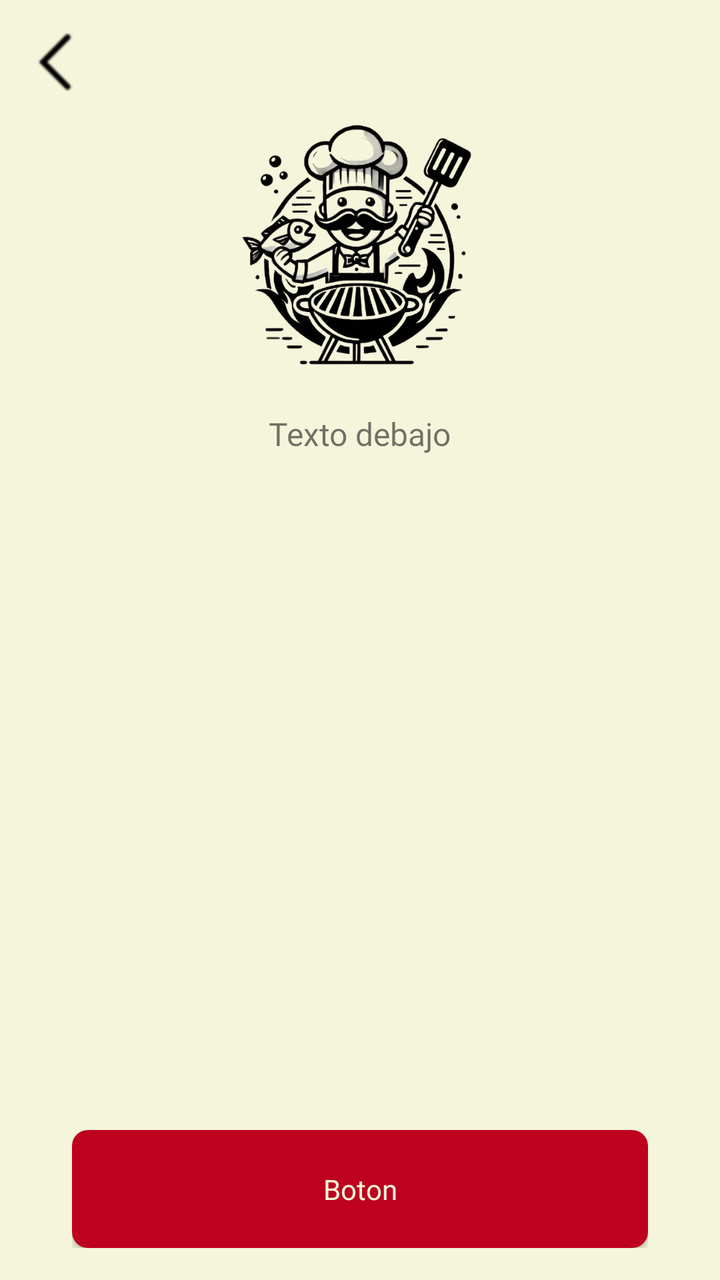
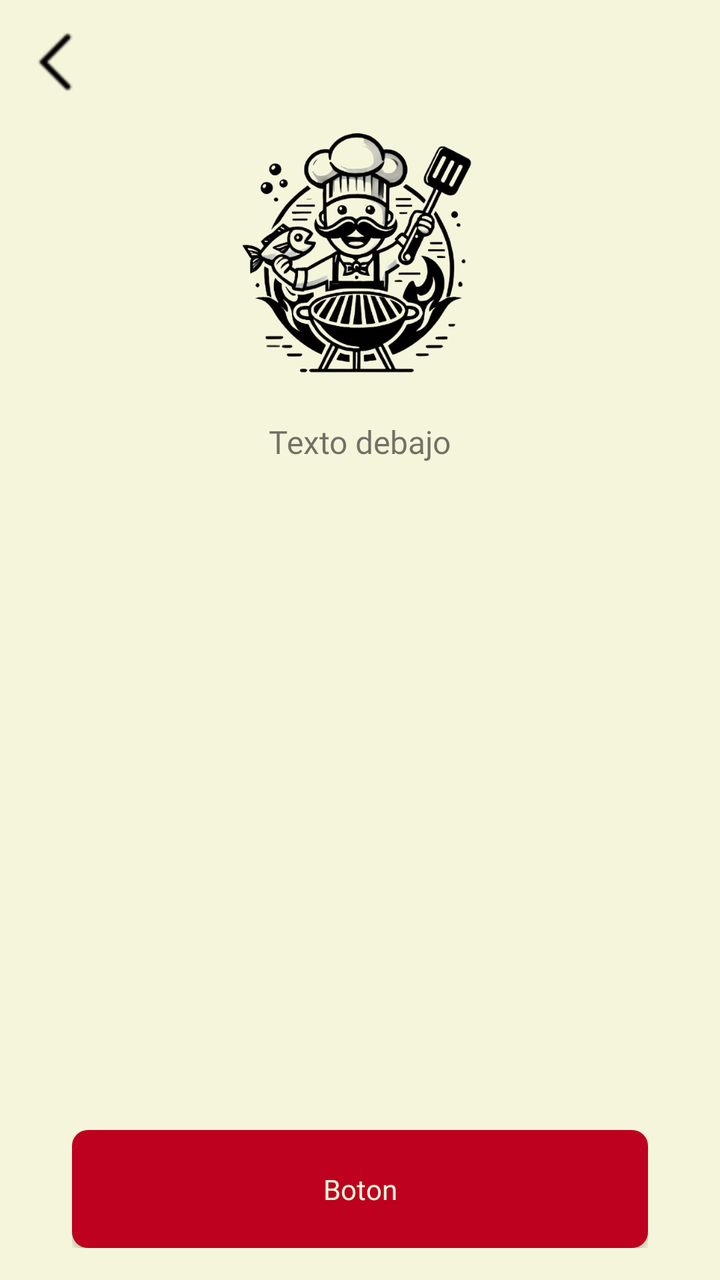

Compare the two renders of this Android layout. The source of the first and the diff that turns it into the second are given below.
<!-- AndroidManifest.xml: application theme Theme.Practica_04 -->
<!-- res/layout/activity_4_sala_espera.xml -->
<?xml version="1.0" encoding="utf-8"?>
<LinearLayout xmlns:android="http://schemas.android.com/apk/res/android"
    android:layout_width="match_parent"
    android:layout_height="match_parent"
    android:orientation="vertical"
    android:background="@color/beige_background"
    android:gravity="center_horizontal"
    android:padding="16dp">

    <LinearLayout
        android:layout_width="match_parent"
        android:layout_height="wrap_content"
        android:gravity="start"
        android:layout_marginBottom="8dp">

        <ImageButton
            android:id="@+id/btnBack"
            android:layout_width="wrap_content"
            android:layout_height="wrap_content"
            android:background="@android:color/transparent"
            android:src="@drawable/back_icon"/>
    </LinearLayout>


    <include
        android:id="@+id/textSala"
        layout="@layout/componente_imagen_logo">
    </include>

    <androidx.recyclerview.widget.RecyclerView
        android:id="@+id/recyclerMensajes"
        android:layout_width="match_parent"
        android:background="@color/beige_background"
        android:layout_height="0dp"
        android:layout_weight="1"
        android:paddingTop="16dp"
        android:orientation="horizontal"
        android:layout_marginVertical="20dp"
        android:layout_gravity="center"/>
    <include
        android:id="@+id/customButtonLayout"
        layout="@layout/componente_boton_perzonalizado"/>

</LinearLayout>
<!-- res/layout/componente_imagen_logo.xml (included above) -->
<?xml version="1.0" encoding="utf-8"?>
<LinearLayout xmlns:android="http://schemas.android.com/apk/res/android"
    android:layout_width="wrap_content"
    android:layout_height="wrap_content"
    android:orientation="vertical"
    android:gravity="center_horizontal">

    <ImageView
        android:id="@+id/logo"
        android:layout_width="136dp"
        android:layout_height="136dp"
        android:src="@drawable/logo2"
        android:contentDescription="Imagen personalizada"
        android:layout_marginBottom="16dp"/>

    <TextView
        android:id="@+id/texto"
        android:layout_width="wrap_content"
        android:layout_height="wrap_content"
        android:text="Texto debajo"
        android:textSize="16sp"
        android:fontFamily="@font/inter_semibold"
        android:layout_marginBottom="16dp"/>
</LinearLayout>
<!-- res/layout/componente_boton_perzonalizado.xml (included above) -->
<?xml version="1.0" encoding="utf-8"?>
<LinearLayout xmlns:android="http://schemas.android.com/apk/res/android"
    android:layout_width="match_parent"
    android:layout_height="wrap_content"
    android:paddingHorizontal="20dp">
    <Button
        android:id="@+id/customButton"
        android:layout_width="match_parent"
        android:layout_height="wrap_content"
        android:background="@drawable/bg_boton_personalizado"
        android:text="Boton"
        android:textColor="#F5F5DC"
        android:textAllCaps="false"
        android:textSize="14sp"
        android:paddingLeft="16dp"
        android:paddingRight="16dp"
        android:paddingTop="20dp"
        android:paddingBottom="20dp"
        android:fontFamily="@font/inter_medium" />


</LinearLayout>
<!-- resources referenced by this layout -->
<resources>
  <color name="beige_background">#F5F5DC</color>
  <!-- drawable back_icon: png bitmap (drawable, 637 bytes) -->
  <!-- drawable bg_boton_personalizado (drawable) -->
  <?xml version="1.0" encoding="utf-8"?>
  <shape xmlns:android="http://schemas.android.com/apk/res/android"
      android:shape="rectangle">
      <solid android:color="#BD011E" />
      <corners android:radius="8dp" />
  </shape>
  <!-- drawable logo2: png bitmap (drawable, 216596 bytes) -->
  <style name="Theme.Practica_04" parent="Theme.AppCompat.Light.NoActionBar" />
</resources>

<!-- the commit's change to res/layout/activity_4_sala_espera.xml (unified diff, before → after) -->
@@ -7,21 +7,14 @@
     android:gravity="center_horizontal"
     android:padding="16dp">
 
-    <LinearLayout
-        android:layout_width="match_parent"
+    <ImageButton
+        android:id="@+id/btnBack"
+        android:layout_width="wrap_content"
         android:layout_height="wrap_content"
-        android:gravity="start"
-        android:layout_marginBottom="8dp">
-
-        <ImageButton
-            android:id="@+id/btnBack"
-            android:layout_width="wrap_content"
-            android:layout_height="wrap_content"
-            android:background="@android:color/transparent"
-            android:src="@drawable/back_icon"/>
-    </LinearLayout>
-
-
+        android:background="@android:color/transparent"
+        android:src="@drawable/back_icon"
+        android:layout_gravity="start"
+        android:layout_marginBottom="12dp"/>
     <include
         android:id="@+id/textSala"
         layout="@layout/componente_imagen_logo">
